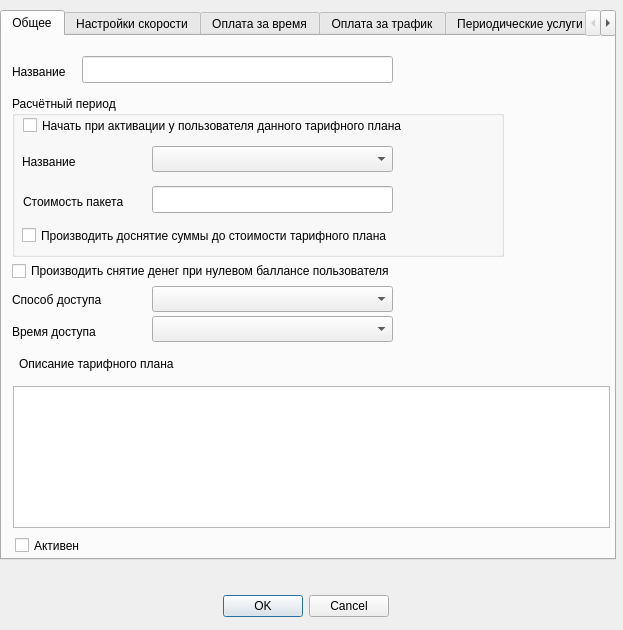
Before: the Qt Designer form mdi/tp_edit.ui in brat002/ExpertBilling, drawn with Qt 5.
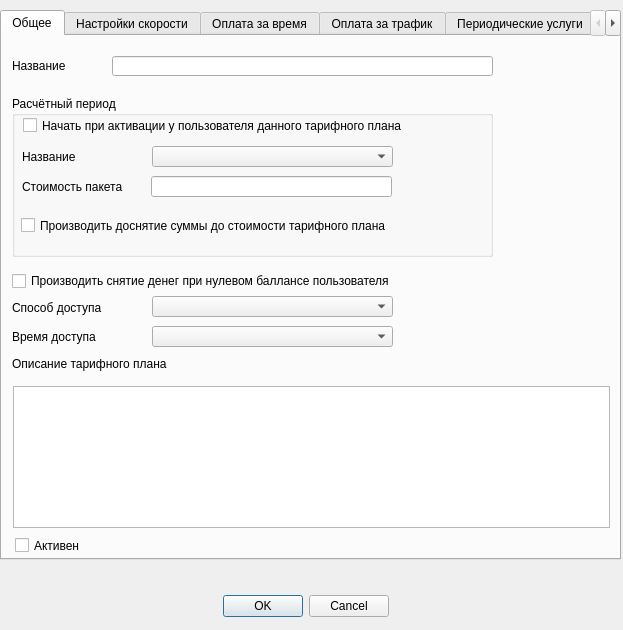
After: the same form once the commit is applied.

What changed in the file:
```diff
--- a/mdi/tp_edit.ui
+++ b/mdi/tp_edit.ui
@@ -36,7 +36,7 @@
     <rect>
      <x>0</x>
      <y>10</y>
-     <width>616</width>
+     <width>621</width>
      <height>550</height>
     </rect>
    </property>
@@ -53,14 +53,6 @@
     <enum>Qt::ElideNone</enum>
    </property>
    <widget class="QWidget" name="tab_3" >
-    <property name="geometry" >
-     <rect>
-      <x>0</x>
-      <y>0</y>
-      <width>612</width>
-      <height>523</height>
-     </rect>
-    </property>
     <attribute name="title" >
      <string>Общее</string>
     </attribute>
@@ -80,7 +72,7 @@
     <widget class="QLabel" name="label" >
      <property name="geometry" >
       <rect>
-       <x>17</x>
+       <x>10</x>
        <y>320</y>
        <width>198</width>
        <height>16</height>
@@ -112,7 +104,7 @@
        <x>10</x>
        <y>20</y>
        <width>71</width>
-       <height>31</height>
+       <height>20</height>
       </rect>
      </property>
      <property name="text" >
@@ -124,7 +116,7 @@
       <rect>
        <x>10</x>
        <y>60</y>
-       <width>492</width>
+       <width>481</width>
        <height>161</height>
       </rect>
      </property>
@@ -150,7 +142,7 @@
         <x>10</x>
         <y>50</y>
         <width>71</width>
-        <height>31</height>
+        <height>21</height>
        </rect>
       </property>
       <property name="text" >
@@ -163,17 +155,43 @@
         <x>140</x>
         <y>50</y>
         <width>241</width>
-        <height>26</height>
+        <height>21</height>
        </rect>
       </property>
      </widget>
-     <widget class="QLineEdit" name="lineEdit_2" >
+     <widget class="QLabel" name="tarif_cost_label" >
       <property name="geometry" >
        <rect>
-        <x>140</x>
-        <y>90</y>
+        <x>10</x>
+        <y>80</y>
+        <width>125</width>
+        <height>21</height>
+       </rect>
+      </property>
+      <property name="text" >
+       <string>Стоимость пакета</string>
+      </property>
+     </widget>
+     <widget class="QCheckBox" name="reset_tarif_cost_edit" >
+      <property name="geometry" >
+       <rect>
+        <x>9</x>
+        <y>120</y>
+        <width>453</width>
+        <height>19</height>
+       </rect>
+      </property>
+      <property name="text" >
+       <string>Производить доснятие суммы до стоимости тарифного плана</string>
+      </property>
+     </widget>
+     <widget class="QLineEdit" name="tarif_cost_edit" >
+      <property name="geometry" >
+       <rect>
+        <x>139</x>
+        <y>80</y>
         <width>241</width>
-        <height>27</height>
+        <height>21</height>
        </rect>
       </property>
      </widget>
@@ -182,7 +200,7 @@
      <property name="geometry" >
       <rect>
        <x>10</x>
-       <y>220</y>
+       <y>230</y>
        <width>451</width>
        <height>30</height>
       </rect>
@@ -191,26 +209,13 @@
       <string>Производить снятие денег при нулевом баллансе пользователя</string>
      </property>
     </widget>
-    <widget class="QCheckBox" name="checkBox_6" >
+    <widget class="QComboBox" name="access_type_edit" >
      <property name="geometry" >
       <rect>
-       <x>20</x>
-       <y>190</y>
-       <width>453</width>
-       <height>19</height>
-      </rect>
-     </property>
-     <property name="text" >
-      <string>Производить доснятие суммы до стоимости тарифного плана</string>
-     </property>
-    </widget>
-    <widget class="QComboBox" name="comboBox_2" >
-     <property name="geometry" >
-      <rect>
        <x>150</x>
-       <y>250</y>
+       <y>260</y>
        <width>241</width>
-       <height>26</height>
+       <height>21</height>
       </rect>
      </property>
     </widget>
@@ -218,19 +223,9 @@
      <property name="geometry" >
       <rect>
        <x>150</x>
-       <y>280</y>
+       <y>290</y>
        <width>241</width>
-       <height>26</height>
-      </rect>
-     </property>
-    </widget>
-    <widget class="QLineEdit" name="tp_name_edit" >
-     <property name="geometry" >
-      <rect>
-       <x>80</x>
-       <y>20</y>
-       <width>311</width>
-       <height>27</height>
+       <height>21</height>
       </rect>
      </property>
     </widget>
@@ -238,9 +233,9 @@
      <property name="geometry" >
       <rect>
        <x>10</x>
-       <y>251</y>
-       <width>182</width>
-       <height>26</height>
+       <y>261</y>
+       <width>121</width>
+       <height>21</height>
       </rect>
      </property>
      <property name="text" >
@@ -251,27 +246,24 @@
      <property name="geometry" >
       <rect>
        <x>10</x>
-       <y>283</y>
-       <width>182</width>
-       <height>26</height>
+       <y>293</y>
+       <width>131</width>
+       <height>16</height>
       </rect>
      </property>
      <property name="text" >
       <string>Время доступа</string>
      </property>
     </widget>
-    <widget class="QLabel" name="label_8" >
+    <widget class="QLineEdit" name="tarif_name_edit" >
      <property name="geometry" >
       <rect>
-       <x>21</x>
-       <y>151</y>
-       <width>125</width>
-       <height>29</height>
+       <x>110</x>
+       <y>20</y>
+       <width>381</width>
+       <height>20</height>
       </rect>
      </property>
-     <property name="text" >
-      <string>Стоимость пакета</string>
-     </property>
     </widget>
    </widget>
    <widget class="QWidget" name="tab_7" >
```
Left out of the diff: 319 changed lines with no effect on the pictures.
